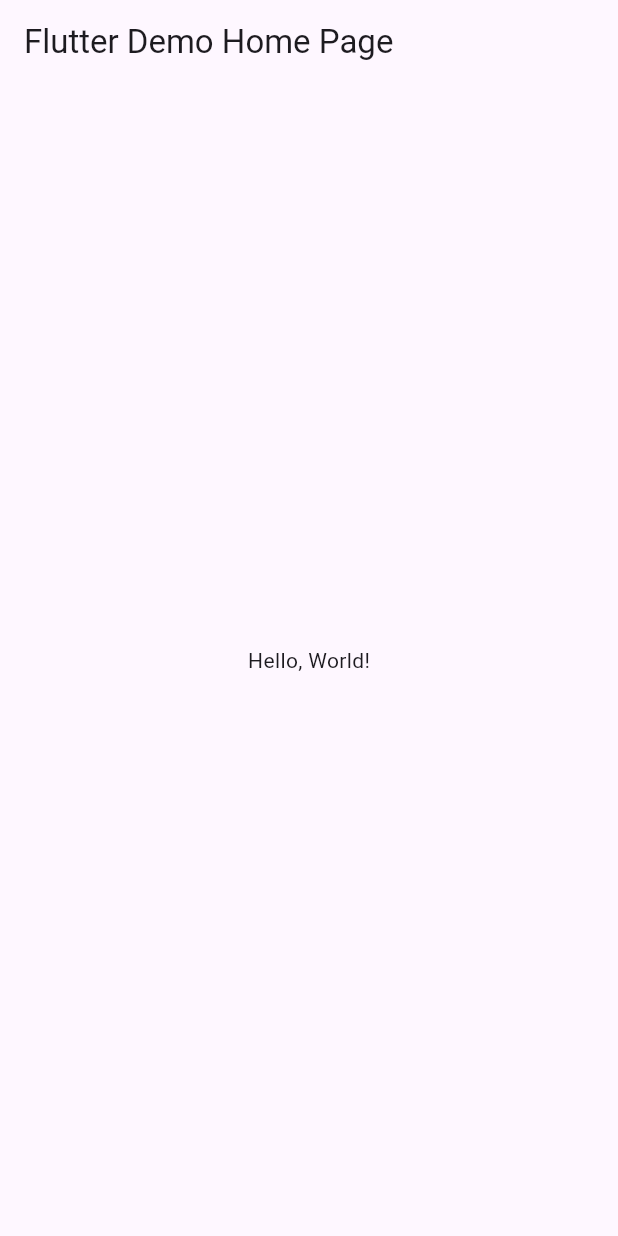
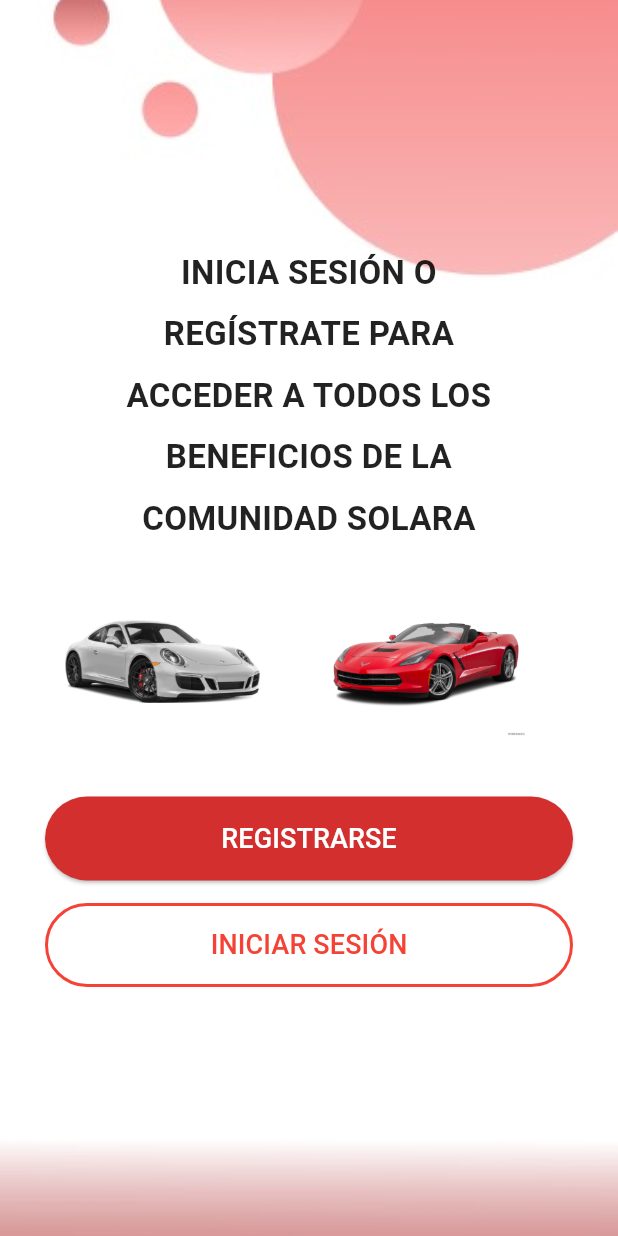
Before and after one commit to JannaRG13/Act4_Login, a Flutter app: the screen it shows after launch, on a phone screen of 412 x 824 dp. Run offline on Flutter 3.47's test engine with Material 3 defaults, Android fonts, the phone set to English and light mode, and no system bars.

Commit message:
dije subir todo

```diff
--- /dev/null
+++ b/lib/login.dart
@@ -0,0 +1,155 @@
+import 'package:flutter/material.dart';
+
+class Login extends StatelessWidget {
+  const Login({Key? key}) : super(key: key);
+
+  @override
+  Widget build(BuildContext context) {
+    return MaterialApp(
+      debugShowCheckedModeBanner: false,
+      title: 'Comunidad Solara',
+      theme: ThemeData(
+        primarySwatch: Colors.red,
+        fontFamily: 'Roboto',
+      ),
+      home: const LoginPage(),
+    );
+  }
+}
+
+class LoginPage extends StatelessWidget {
+  const LoginPage({super.key});
+
+  @override
+  Widget build(BuildContext context) {
+    return Scaffold(
+      body: Stack(
+        children: <Widget>[
+          // Imagen de fondo
+          Positioned.fill(
+            child: Image.asset(
+              'assets/background.jpg', // Reemplaza con la ruta de tu imagen de fondo
+              fit: BoxFit.cover,
+            ),
+          ),
+          // Contenido principal (similar al código anterior)
+          Center(
+            child: Padding(
+              padding: const EdgeInsets.all(30.0),
+              child: Column(
+                mainAxisAlignment: MainAxisAlignment.center,
+                children: <Widget>[
+                  const Text(
+                    'INICIA SESIÓN O',
+                    textAlign: TextAlign.center,
+                    style: TextStyle(
+                      fontSize: 22,
+                      fontWeight: FontWeight.bold,
+                      color: Colors.black87,
+                    ),
+                  ),
+                  const SizedBox(height: 10),
+                  const Text(
+                    'REGÍSTRATE PARA',
+                    textAlign: TextAlign.center,
+                    style: TextStyle(
+                      fontSize: 22,
+                      fontWeight: FontWeight.bold,
+                      color: Colors.black87,
+                    ),
+                  ),
+                  const SizedBox(height: 10),
+                  const Text(
+                    'ACCEDER A TODOS LOS',
+                    textAlign: TextAlign.center,
+                    style: TextStyle(
+                      fontSize: 22,
+                      fontWeight: FontWeight.bold,
+                      color: Colors.black87,
+                    ),
+                  ),
+                  const SizedBox(height: 10),
+                  const Text(
+                    'BENEFICIOS DE LA',
+                    textAlign: TextAlign.center,
+                    style: TextStyle(
+                      fontSize: 22,
+                      fontWeight: FontWeight.bold,
+                      color: Colors.black87,
+                    ),
+                  ),
+                  const SizedBox(height: 10),
+                  const Text(
+                    'COMUNIDAD SOLARA',
+                    textAlign: TextAlign.center,
+                    style: TextStyle(
+                      fontSize: 22,
+                      fontWeight: FontWeight.bold,
+                      color: Colors.black87,
+                    ),
+                  ),
+                  const SizedBox(height: 30),
+                  Row(
+                    mainAxisAlignment: MainAxisAlignment.spaceAround,
+                    children: <Widget>[
+                      Image.asset(
+                        'assets/porsche.png',
+                        height: 100,
+                        width: 130,
+                      ),
+                      Image.asset(
+                        'assets/corvette.png',
+                        height: 100,
+                        width: 170,
+                      ),
+                    ],
+                  ),
+                  const SizedBox(height: 40),
+                  SizedBox(
+                    width: double.infinity,
+                    child: ElevatedButton(
+                      onPressed: () {
+                        print('Registrarse');
+                      },
+                      style: ElevatedButton.styleFrom(
+                        backgroundColor: Colors.red[700],
+                        padding: const EdgeInsets.symmetric(vertical: 15),
+                        shape: RoundedRectangleBorder(
+                          borderRadius: BorderRadius.circular(30),
+                        ),
+                      ),
+                      child: const Text(
+                        'REGISTRARSE',
+                        style: TextStyle(fontSize: 18, color: Colors.white),
+                      ),
+                    ),
+                  ),
+                  const SizedBox(height: 15),
+                  SizedBox(
+                    width: double.infinity,
+                    child: OutlinedButton(
+                      onPressed: () {
+                        print('Iniciar Sesión');
+                      },
+                      style: OutlinedButton.styleFrom(
+                        padding: const EdgeInsets.symmetric(vertical: 15),
+                        shape: RoundedRectangleBorder(
+                          borderRadius: BorderRadius.circular(30),
+                        ),
+                        side: const BorderSide(color: Colors.red, width: 2),
+                      ),
+                      child: const Text(
+                        'INICIAR SESIÓN',
+                        style: TextStyle(fontSize: 18, color: Colors.red),
+                      ),
+                    ),
+                  ),
+                ],
+              ),
+            ),
+          ),
+        ],
+      ),
+    );
+  }
+}
--- a/lib/main.dart
+++ b/lib/main.dart
@@ -1,43 +1,20 @@
 import 'package:flutter/material.dart';
+import 'package:loginramirez/login.dart';
 
-void main() => runApp(MyApp());
+void main() => runApp(MiLogin());
 
-class MyApp extends StatelessWidget {
-  const MyApp({super.key});
-  // This widget is the root of your application.
+class MiLogin extends StatelessWidget {
+  const MiLogin({Key? key}) : super(key: key);
+
   @override
   Widget build(BuildContext context) {
     return MaterialApp(
-      // Application name
-      title: 'Flutter Hello World',
-      // Application theme data, you can set the colors for the application as
-      // you want
+      debugShowCheckedModeBanner: false,
+      title: "Mi Login",
       theme: ThemeData(
-        // useMaterial3: false,
-        primarySwatch: Colors.blue,
-      ),
-      // A widget which will be started on application startup
-      home: MyHomePage(title: 'Flutter Demo Home Page'),
+          colorScheme: ColorScheme.fromSeed(seedColor: Color(0xffffaec9)),
+          useMaterial3: true),
+      home: Login(),
     );
   }
 }
-
-class MyHomePage extends StatelessWidget {
-  final String title;
-  const MyHomePage({super.key, required this.title});
-
-  @override
-  Widget build(BuildContext context) {
-    return Scaffold(
-      appBar: AppBar(
-        // The title text which will be shown on the action bar
-        title: Text(title),
-      ),
-      body: Center(
-        child: Text(
-          'Hello, World!',
-        ),
-      ),
-    );
-  }
-}
--- a/pubspec.yaml
+++ b/pubspec.yaml
@@ -18,7 +18,10 @@ dev_dependencies:
 
 flutter:
   uses-material-design: true
-  # assets:
+  assets:
+    - assets/background.jpg # Asegúrate de que esta línea esté presente y correcta
+    - assets/porsche.png # Si aún las usas
+    - assets/corvette.png
   #  - images/a_dot_burr.jpeg
   #  - images/a_dot_ham.jpeg
   # fonts:
```
Also changed, not shown: assets/background.jpg (added), assets/corvette.png (added), assets/porsche.png (added).
